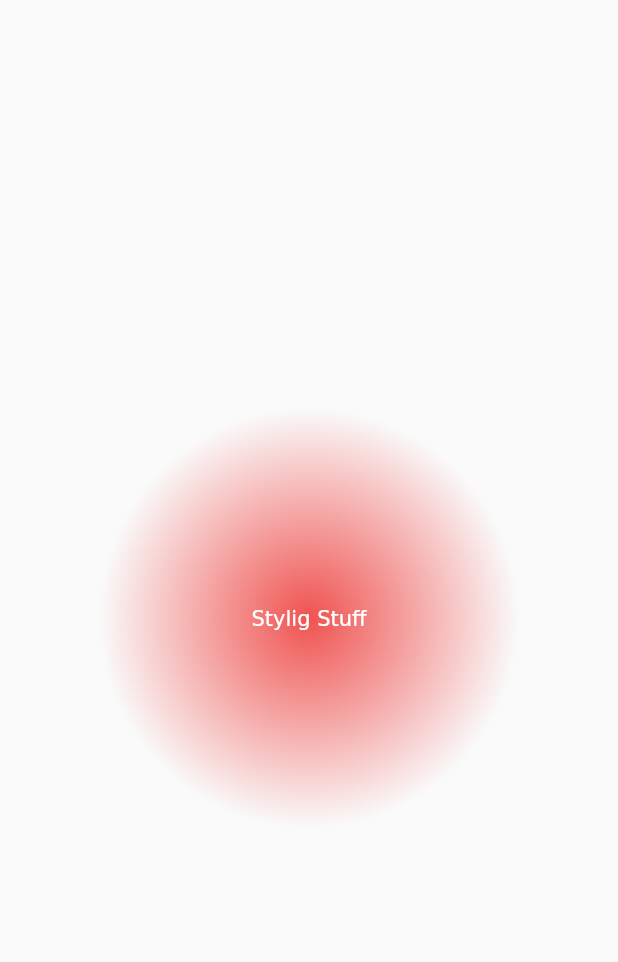
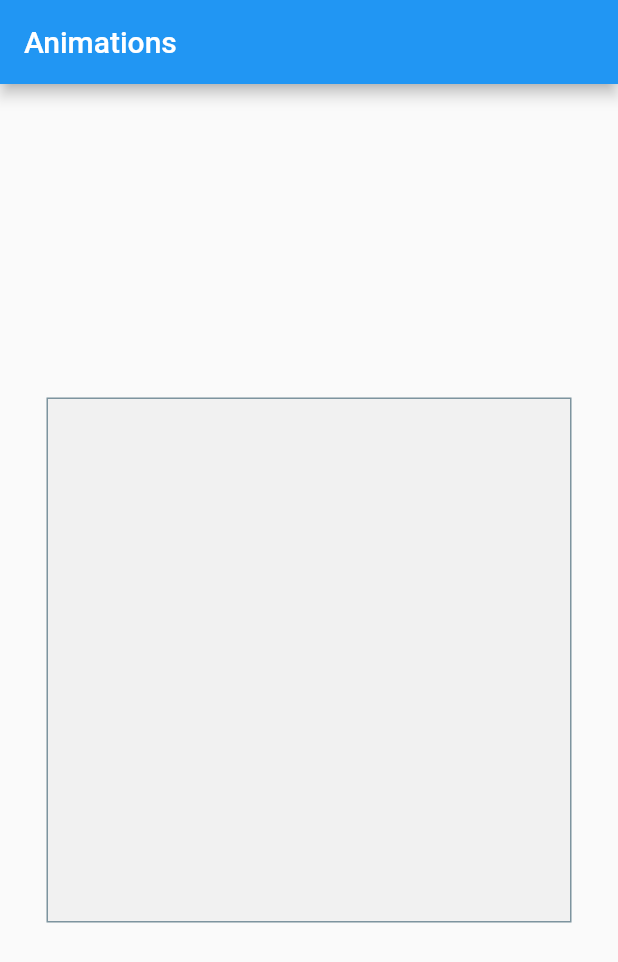
Before and after one commit to itcloudy/chat_app, a Flutter app: the screen it shows after launch, on a phone screen of 412 x 824 dp. Shown: the top 962 px of the screen. Run offline on Flutter 3.47's test engine with Material 2 defaults, Android fonts, the phone set to English and light mode, and no system bars.

Commit message:
Composing Animations and Chaining Animations in Dart's Flutter Framework

```diff
--- a/lib/main.dart
+++ b/lib/main.dart
@@ -2,59 +2,67 @@
 // Use of this source code is governed by a MIT style
 // license that can be found in the LICENSE file.
 import 'package:flutter/material.dart';
-
-
+import 'dart:async';
+import 'package:flutter/scheduler.dart';
 
 void main() => runApp(MyApp());
 
-class MyApp extends StatelessWidget{
+class MyApp extends StatefulWidget {
+  @override
+  _MyAppState createState() => _MyAppState();
+}
+
+class _MyAppState extends State<MyApp> with TickerProviderStateMixin {
+  AnimationController _controller;
+
+  @override
+  void initState() {
+    super.initState();
+    _controller = AnimationController(
+      duration: Duration(milliseconds: 2000),
+      vsync: this
+    );
+  }
+
+  @override
+  void dispose() {
+    _controller?.dispose();
+    super.dispose();
+  }
+
+  Future _startAnimation() async{
+    try{
+      await _controller.forward().orCancel;
+      await _controller.reverse().orCancel;
+    } on TickerCanceled{
+      print("Animation Failed");
+    }
+  }
 
   @override
   Widget build(BuildContext context) {
+    timeDilation = 10.0;
     return MaterialApp(
       home: Scaffold(
-        body: Container(
+        appBar: AppBar(
+          title: Text("Animations"),
+        ),
+        body: GestureDetector(
+          onTap: (){
+            _startAnimation();
+          },
           child: Center(
-            child: Transform(
-              transform: Matrix4.identity(),
-              child: Container(
-                height: 280.0,
-                width: 280.0,
-                decoration: BoxDecoration(
-                  gradient: RadialGradient(
-                    colors: <Color>[
-                      Color(0xffef5350),
-                      Color(0x00ef5350),
-                    ],
-                  ),
-                  boxShadow: <BoxShadow>[
-//                    BoxShadow(
-//                      color: Color(0xcc000000),
-//                      offset: Offset(0.0, 2.0),
-//                      blurRadius: 4.0,
-//                    ),
-//                    BoxShadow(
-//                      color: Color(0x80000000),
-//                      offset: Offset(0.0, 6.0),
-//                      blurRadius: 20.0,
-//                    ),
-                  ],
-//                  borderRadius: BorderRadius.circular(1000.0),
-//                  border: Border.all(
-//                    color: Colors.black54,
-//                  ),
-                  shape: BoxShape.rectangle,
-                ),
-
-                alignment: Alignment.center,
-                child: RichText(
-                  text: TextSpan(
-                    children: [
-                      TextSpan(text: 'Stylig '),
-                      TextSpan(text: 'Stuff')
-                    ]
-                  ),
-                ),
+            child: Container(
+              width: 350.0,
+              height: 350.0,
+              decoration: BoxDecoration(
+                color: Colors.grey.withOpacity(0.1),
+                border: Border.all(
+                  color: Colors.blueGrey.withOpacity(0.8),
+                )
+              ),
+              child: AnimationBox(
+                controller: _controller,
               ),
             ),
           ),
@@ -62,4 +70,142 @@ class MyApp extends StatelessWidget{
       ),
     );
   }
+
+
 }
+class AnimationBox extends StatelessWidget {
+  AnimationBox({Key key,this.controller})
+  :opacity = Tween<double>(
+    begin: 0.0,
+    end: 1.0,
+  ).animate(
+    CurvedAnimation(
+      parent: controller,
+      curve: Interval(
+        0.0,
+        0.1,
+        curve: Curves.fastOutSlowIn,
+      ),
+    ),
+  ),
+  rotate = Tween<double>(
+    begin: 0.0,
+    end: 3.141 * 4,
+  ).animate(
+    CurvedAnimation(
+      parent: controller,
+      curve: Interval(
+        0.1,
+        0.3,
+        curve: Curves.ease,
+      ),
+    ),
+  ),
+  movement = EdgeInsetsTween(
+    begin: EdgeInsets.only(bottom: 10,left: 0.0),
+    end: EdgeInsets.only(bottom: 100.0,left: 75.0),
+  ).animate(
+    CurvedAnimation(
+      parent: controller,
+      curve: Interval(
+        0.3,
+        0.4,
+        curve: Curves.fastOutSlowIn,
+      ),
+    ),
+  ),
+  width = Tween<double>(
+    begin: 50.0,
+    end: 200.0,
+  ).animate(
+    CurvedAnimation(
+      parent: controller,
+      curve: Interval(
+        0.4,
+        0.5,
+        curve: Curves.fastOutSlowIn,
+      ),
+    ),
+  ),
+  height = Tween<double>(
+    begin: 50.0,
+    end: 200.0,
+  ).animate(
+    CurvedAnimation(
+      parent: controller,
+      curve: Interval(
+        0.4,
+        0.5,
+        curve: Curves.fastOutSlowIn,
+      ),
+    ),
+  ),
+  radius = BorderRadiusTween(
+    begin: BorderRadius.circular(0.0),
+    end: BorderRadius.circular(100.0),
+  ).animate(
+    CurvedAnimation(
+      parent:controller,
+      curve: Interval(
+        0.6,
+        0.75,
+        curve: Curves.ease,
+      )
+    ),
+  ),
+  color = ColorTween(
+    begin: Colors.red[200],
+    end: Colors.deepPurple[900],
+  ).animate(
+    CurvedAnimation(
+      parent: controller,
+      curve: Interval(
+        0.0,
+        0.75,
+        curve: Curves.linear,
+      ),
+    ),
+  ),
+  super(key:key);
+
+  final Animation<double> controller;
+  final Animation<double> opacity;
+  final Animation<double> width;
+  final Animation<double> height;
+  final Animation<EdgeInsets> movement;
+  final Animation<BorderRadius> radius;
+  final Animation<Color> color;
+  final Animation<double> rotate;
+
+  @override
+  Widget build(BuildContext context) {
+    return AnimatedBuilder(
+      animation: controller,
+      builder: (BuildContext context,Widget child){
+        return Container(
+          padding: movement.value,
+          transform: Matrix4.identity()
+          ..rotateZ(rotate.value),
+          alignment: Alignment.center,
+          child: Opacity(
+            opacity: opacity.value,
+            child: Container(
+              height: height.value,
+              width: width.value,
+              decoration: BoxDecoration(
+                color: color.value,
+                border: Border.all(
+                  color: Colors.cyan,
+                  width: 2.0,
+                ),
+                borderRadius: radius.value,
+              ),
+            ),
+          ),
+
+        );
+      },
+    );
+  }
+
+}
```
Also changed, not shown: 1 other file.
